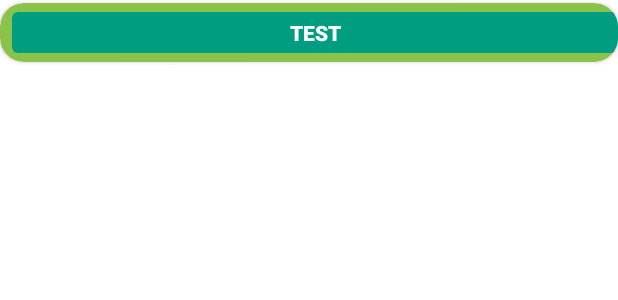
After one commit to LemiSt24/SG2022-We-Got-The-Moves, an Android app: the layout item_instruction.xml on its own in the app's theme, with its tools: preview values and no code run, on a phone screen of 412 x 824 dp. The commit adds this screen. Shown: the top 300 px of the screen. Run offline under Robolectric (Android 15) with nearby library versions, the phone set to English and light mode, and no system bars.

Commit message:
ExerciseInstructionList (not fully functional)

```diff
--- a/app/src/main/res/layout/fragment_workouts.xml
+++ b/app/src/main/res/layout/fragment_workouts.xml
@@ -19,6 +19,8 @@
             android:id="@+id/recyclerview_workouts"
             android:layout_width="match_parent"
             android:layout_height="match_parent"
+            tools:layout_editor_absoluteX="-29dp"
+            tools:layout_editor_absoluteY="-354dp"
             tools:listitem="@layout/item_workout" />
 
         <com.google.android.material.floatingactionbutton.FloatingActionButton
--- /dev/null
+++ b/app/src/main/res/layout/item_instruction.xml
@@ -0,0 +1,57 @@
+<?xml version="1.0" encoding="utf-8"?>
+<layout xmlns:tools="http://schemas.android.com/tools"
+    xmlns:android="http://schemas.android.com/apk/res/android"
+    xmlns:app="http://schemas.android.com/apk/res-auto">
+
+    <data>
+        <variable
+            name="exercise"
+            type="com.sg2022.we_got_the_moves.db.entity.Exercise"/>
+    </data>
+
+    <androidx.constraintlayout.widget.ConstraintLayout
+        android:id="@+id/constraint_layout_instruction_item"
+        android:layout_width="match_parent"
+        android:layout_height="wrap_content">
+
+        <androidx.cardview.widget.CardView
+            android:id="@+id/cardview_instruction_item"
+            android:layout_width="match_parent"
+            android:layout_height="wrap_content"
+            android:layout_marginTop="2dp"
+            android:layout_marginBottom="2dp"
+            app:cardBackgroundColor="@color/sg_design_light_green"
+            app:cardCornerRadius="16dp"
+            app:layout_constraintBottom_toBottomOf="parent"
+            app:layout_constraintEnd_toEndOf="parent"
+            app:layout_constraintStart_toStartOf="parent"
+            app:layout_constraintTop_toTopOf="parent">
+
+            <androidx.constraintlayout.widget.ConstraintLayout
+                android:id="@+id/constraint_layout_instruction_card"
+                android:layout_width="match_parent"
+                android:layout_height="wrap_content">
+
+                <Button
+                    android:id="@+id/element_instruction"
+                    android:layout_width="0dp"
+                    android:layout_height="wrap_content"
+                    android:layout_marginStart="8dp"
+                    android:autofillHints="@string/app_name"
+                    android:background="@null"
+                    android:gravity="center_horizontal"
+                    android:minHeight="32dp"
+                    android:text="Test"
+                    android:textStyle="bold"
+                    app:layout_constraintBottom_toBottomOf="parent"
+                    app:layout_constraintEnd_toEndOf="parent"
+                    app:layout_constraintHorizontal_bias="0.0"
+                    app:layout_constraintStart_toStartOf="parent"
+                    app:layout_constraintTop_toTopOf="parent"
+                    style="?android:attr/borderlessButtonStyle"/>
+            </androidx.constraintlayout.widget.ConstraintLayout>
+
+        </androidx.cardview.widget.CardView>
+
+    </androidx.constraintlayout.widget.ConstraintLayout>
+</layout>
```
Also changed, not shown: app/src/main/java/com/sg2022/we_got_the_moves/ui/dashboard/DashboardFragment.java (+27 -11 lines), app/src/main/java/com/sg2022/we_got_the_moves/ui/dashboard/DashboardViewModel.java (+38 -8 lines), app/src/main/java/com/sg2022/we_got_the_moves/ui/dashboard/InstructionListAdapter.java (added, +108 -0 lines), app/src/main/res/layout/fragment_dashboard.xml (+21 -19 lines).
